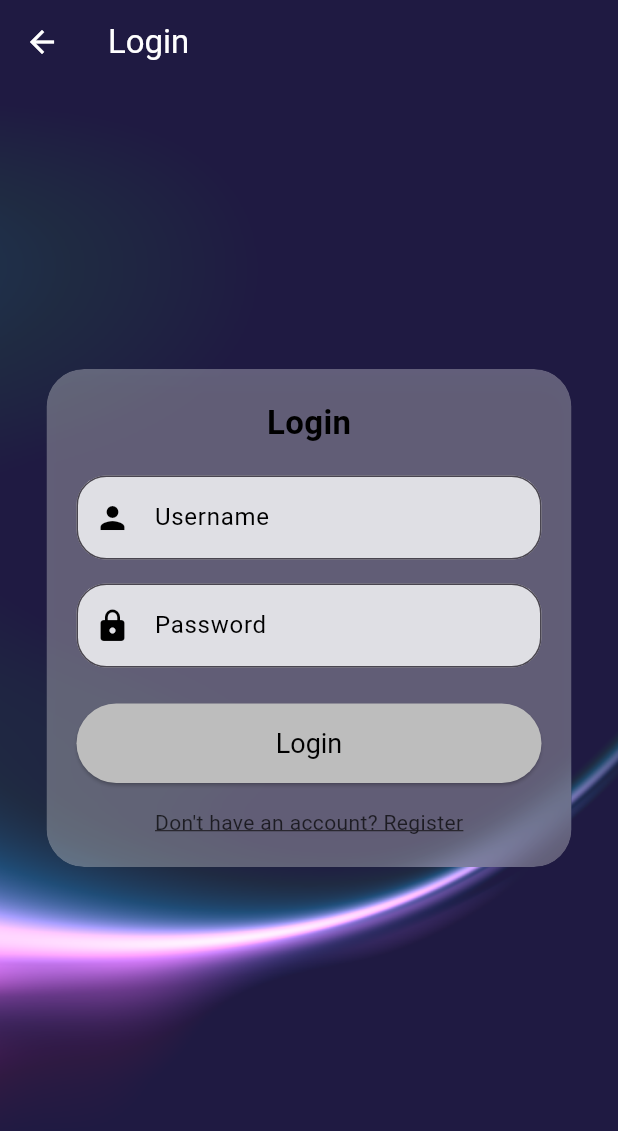
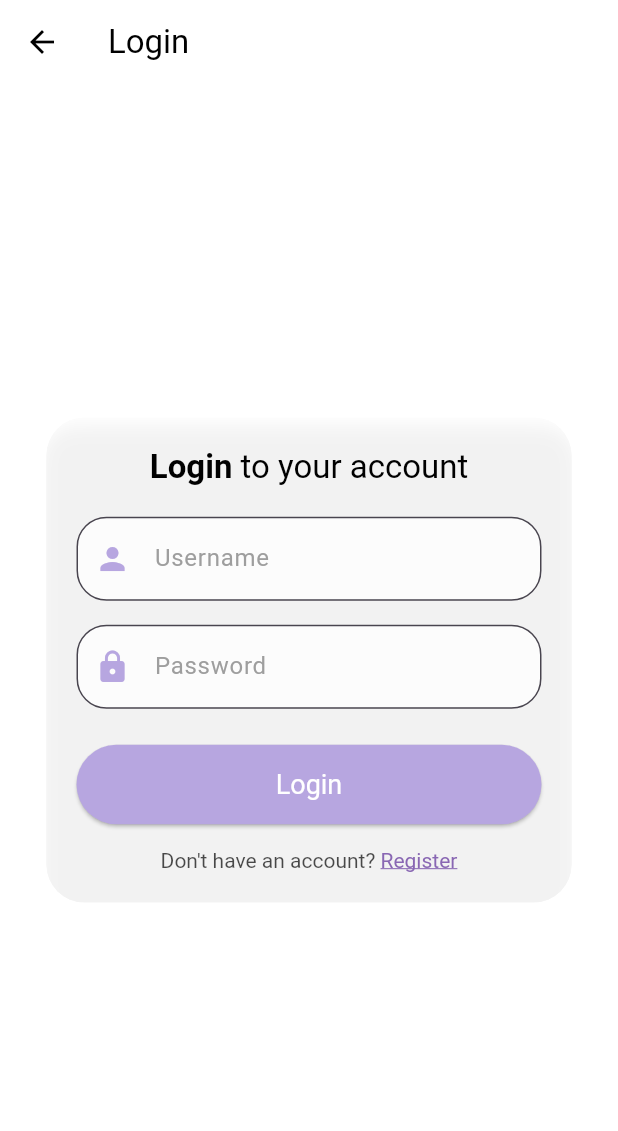
Before and after one commit to Gamakichii/sulyap_kapampangan-og, a Flutter app: the LoginPage screen opened by its route, on a phone screen of 412 x 824 dp. Shown: the top 1131 px of the screen. Run offline on Flutter 3.47's test engine with Material 3 defaults, Android fonts, the phone set to English and light mode, and no system bars; our stand-ins replace cloud_firestore, firebase_core, google_fonts, objectbox, sqflite; accounts and stored records are empty; generated files the repository leaves out were written again.

Commit message:
login and landing

```diff
--- a/lib/screens/landing_page.dart
+++ b/lib/screens/landing_page.dart
@@ -29,14 +29,14 @@ class LandingPage extends StatelessWidget {
                       children: [
                         Image.asset(
                           'assets/logo.png', // Add the correct path to the image file
-                          width: 100, // Set width as desired
-                          height: 100, // Set height as desired
+                          width: 200, // Set width as desired
+                          height: 200, // Set height as desired
                         ),
                         SizedBox(height: 16), // Space between the image and the title
                         Text(
                           'Sulyap Kapampangan',
                           style: Theme.of(context).textTheme.displayLarge?.copyWith(
-                            color: Color(0xFF624E88), // Text color
+                            color: Colors.white, // Text color
                           ),
                         ),
                         Text(
@@ -46,7 +46,7 @@ class LandingPage extends StatelessWidget {
                               .displayMedium!
                               .copyWith(
                             fontSize: 16, // Reduced font size
-                            color: Color(0xFF624E88), // Text color
+                            color: Colors.white, // Text color
                           ),
                         ),
                         SizedBox(height: 20),
@@ -63,7 +63,7 @@ class LandingPage extends StatelessWidget {
                     child: Text(
                       'Tap anywhere to start',
                       style: TextStyle(
-                        color: Color(0xFF624E88), // White text color
+                        color: Colors.white, // White text color
                         fontSize: 16,
                       ),
                     ),
--- a/lib/screens/login_page.dart
+++ b/lib/screens/login_page.dart
@@ -69,27 +69,16 @@ class _LoginPageState extends State<LoginPage> {
   @override
   Widget build(BuildContext context) {
     return Scaffold(
-      backgroundColor: Colors.transparent,
-      extendBodyBehindAppBar: true,
+      backgroundColor: Colors.white, // Set background color to white
+      extendBodyBehindAppBar: false, // Prevent body from extending behind app bar
       appBar: AppBar(
-        title: Text('Login', style: TextStyle(color: Colors.white)),
+        title: Text('Login', style: TextStyle(color: Colors.black)),
         backgroundColor: Colors.transparent,
         elevation: 0,
         systemOverlayStyle: SystemUiOverlayStyle.light,
-        iconTheme: IconThemeData(color: Colors.white),
+        iconTheme: IconThemeData(color: Colors.black),
       ),
-      body: Stack(
-        children: [
-          // Background image
-          Container(
-            decoration: BoxDecoration(
-              image: DecorationImage(
-                image: AssetImage('assets/background3.png'), // Your background image
-                fit: BoxFit.cover,
-              ),
-            ),
-          ),
-          Center(
+      body: Center( // Center the form horizontally
         child: ClipRRect(
           borderRadius: BorderRadius.circular(25), // Rounded corners
           child: BackdropFilter(
@@ -98,7 +87,7 @@ class _LoginPageState extends State<LoginPage> {
               width: 350, // Adjust the width of the form
               padding: EdgeInsets.all(20), // Add padding inside the form
               decoration: BoxDecoration(
-                    color: Colors.white.withOpacity(0.3), // Slightly transparent background
+                color: Colors.white.withOpacity(0.5), // Slightly transparent background
                 borderRadius: BorderRadius.circular(25),
                 boxShadow: [
                   BoxShadow(
@@ -114,13 +103,28 @@ class _LoginPageState extends State<LoginPage> {
                 child: Column(
                   mainAxisSize: MainAxisSize.min,
                   children: [
-                        // Title "Login"
-                        Text(
-                          'Login',
+                    Align( // Align the "Login to your account" text to the left
+                      alignment: Alignment.center,
+                      child: RichText(
+                        text: TextSpan(
+                          children: [
+                            TextSpan(
+                              text: 'Login ',
                               style: TextStyle(
                                 fontSize: 22,
                                 fontWeight: FontWeight.bold,
                                 color: Colors.black,
+                              ),
+                            ),
+                            TextSpan(
+                              text: 'to your account',
+                              style: TextStyle(
+                                fontSize: 22,
+                                color: Colors.black,
+                              ),
+                            ),
+                          ],
+                        ),
                       ),
                     ),
                     SizedBox(height: 20), // Space between title and fields
@@ -130,8 +134,8 @@ class _LoginPageState extends State<LoginPage> {
                       controller: _usernameController,
                       decoration: InputDecoration(
                         labelText: 'Username',
-                            prefixIcon: Icon(Icons.person, color: Colors.black),
-                            labelStyle: TextStyle(color: Colors.black),
+                        prefixIcon: Icon(Icons.person, color: Color(0xFFB7A6E0)),
+                        labelStyle: TextStyle(color: Colors.grey),
                         filled: true,
                         fillColor: Colors.white.withOpacity(0.8), // Light background inside the field
                         border: OutlineInputBorder(
@@ -153,8 +157,8 @@ class _LoginPageState extends State<LoginPage> {
                       controller: _passwordController,
                       decoration: InputDecoration(
                         labelText: 'Password',
-                            prefixIcon: Icon(Icons.lock, color: Colors.black),
-                            labelStyle: TextStyle(color: Colors.black),
+                        prefixIcon: Icon(Icons.lock, color: Color(0xFFB7A6E0)),
+                        labelStyle: TextStyle(color: Colors.grey),
                         filled: true,
                         fillColor: Colors.white.withOpacity(0.8), // Light background inside the field
                         border: OutlineInputBorder(
@@ -183,14 +187,14 @@ class _LoginPageState extends State<LoginPage> {
                         },
                         style: ElevatedButton.styleFrom(
                           padding: EdgeInsets.symmetric(vertical: 16),
-                              backgroundColor: Colors.grey[400], // Button background color
+                          backgroundColor: Color(0xFFB7A6E0), // Button background color
                           shape: RoundedRectangleBorder(
                             borderRadius: BorderRadius.circular(30),
                           ),
                         ),
                         child: Text(
                           'Login',
-                              style: TextStyle(color: Colors.black, fontSize: 18),
+                          style: TextStyle(color: Colors.white, fontSize: 18),
                         ),
                       ),
                     ),
@@ -206,12 +210,23 @@ class _LoginPageState extends State<LoginPage> {
                           ),
                         );
                       },
-                          child: Text(
-                            "Don't have an account? Register",
+                      child: RichText( // Use RichText to style parts of the text
+                        text: TextSpan(
+                          text: "Don't have an account? ",
                           style: TextStyle(
                             color: Colors.black.withOpacity(0.7),
                             fontSize: 14,
+                          ),
+                          children: [
+                            TextSpan(
+                              text: 'Register',
+                              style: TextStyle(
+                                color: Color(0xFF8967B3), // Set color for "Register"
+                                fontSize: 14,
                                 decoration: TextDecoration.underline,
+                              ),
+                            ),
+                          ],
                         ),
                       ),
                     ),
@@ -222,8 +237,6 @@ class _LoginPageState extends State<LoginPage> {
           ),
         ),
       ),
-        ],
-      ),
     );
   }
 }
```
Lines whose indentation alone changed are shown as unchanged.
